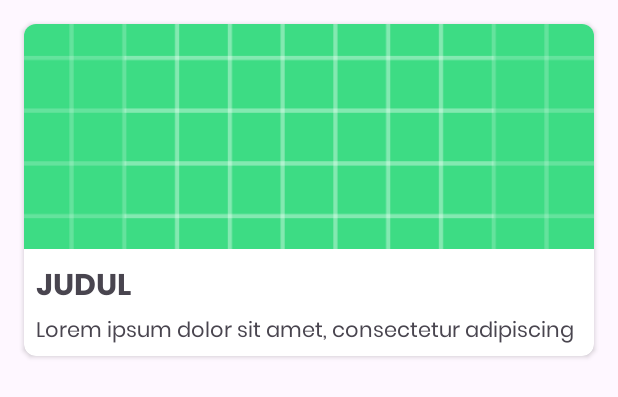
After one commit to Boy-Brahmanda03/Story-App, an Android app: the layout item_story_layout.xml on its own in the app's theme, with its tools: preview values and no code run, on a phone screen of 412 x 824 dp. The commit adds this screen. Shown: the top 397 px of the screen. Run offline under Robolectric (Android 15) with nearby library versions, the phone set to English and light mode, and no system bars; network calls fail.

Commit message:
Adding feature for list stories: 1. Creating Adapter 2. Creating response for stories, service 3. Main view model 4. changing some logic for better on the view model, the response is used for result

```diff
--- a/app/build.gradle.kts
+++ b/app/build.gradle.kts
@@ -52,6 +52,8 @@ dependencies {
 
     implementation("androidx.datastore:datastore-preferences:1.0.0")
 
+    implementation("com.github.bumptech.glide:glide:4.16.0")
+
     implementation("androidx.activity:activity-ktx:1.8.0")
     implementation("androidx.lifecycle:lifecycle-viewmodel-ktx:2.6.2")
     implementation("androidx.lifecycle:lifecycle-livedata-ktx:2.6.2")
--- a/app/src/main/java/com/example/storyapp/data/di/Injection.kt
+++ b/app/src/main/java/com/example/storyapp/data/di/Injection.kt
@@ -2,14 +2,14 @@ package com.example.storyapp.data.di
 
 import android.content.Context
 import com.example.storyapp.data.UserRepository
-import com.example.storyapp.data.pref.PreferencesDataStore
+import com.example.storyapp.data.pref.UserPreferences
 import com.example.storyapp.data.pref.dataStore
 import com.example.storyapp.data.remote.retrofit.ApiConfig
 
 object Injection {
     fun provideRepository(context: Context): UserRepository {
+        val pref = UserPreferences.getInstance(context.dataStore)
         val apiService = ApiConfig.getApiService()
-        val pref = PreferencesDataStore.getInstance(context.dataStore)
         return UserRepository.getInstance(apiService, pref)
     }
 }
--- a/app/src/main/java/com/example/storyapp/ui/login/LoginActivity.kt
+++ b/app/src/main/java/com/example/storyapp/ui/login/LoginActivity.kt
@@ -38,7 +38,8 @@ class LoginActivity : AppCompatActivity() {
                     is Result.Loading -> showLoading(true)
                     is Result.Success -> {
                         showLoading(false)
-                        showToast(result.data)
+                        loginViewModel.saveSession(result.data.loginResult)
+                        showToast(result.data.message)
                         showDialog()
                     }
                     is Result.Error -> {
@@ -72,6 +73,6 @@ class LoginActivity : AppCompatActivity() {
     }
 
     private fun showLoading(isLoading: Boolean) {
-        binding.progressBar3.visibility = if (isLoading) View.VISIBLE else View.GONE
+        binding.progressBar4.visibility = if (isLoading) View.VISIBLE else View.GONE
     }
 }
--- a/app/src/main/java/com/example/storyapp/ui/login/LoginViewModel.kt
+++ b/app/src/main/java/com/example/storyapp/ui/login/LoginViewModel.kt
@@ -16,9 +16,7 @@ class LoginViewModel(private val userRepository: UserRepository): ViewModel() {
         emit(Result.Loading)
         try {
             val successResponse = userRepository.loginUser(email, password)
-            val user = successResponse.loginResult
-            saveSession(user)
-            emit(Result.Success(successResponse.message))
+            emit(Result.Success(successResponse))
         } catch (e : HttpException){
             val jsonInString = e.response()?.errorBody()?.string()
             val errorBody = Gson().fromJson(jsonInString, LoginResponse::class.java)
@@ -27,7 +25,7 @@ class LoginViewModel(private val userRepository: UserRepository): ViewModel() {
         }
     }
 
-    private fun saveSession(user: LoginResult){
+    fun saveSession(user: LoginResult){
         viewModelScope.launch {
             userRepository.saveSessionUser(user)
         }
--- /dev/null
+++ b/app/src/main/res/layout/item_story_layout.xml
@@ -0,0 +1,55 @@
+<?xml version="1.0" encoding="utf-8"?>
+<androidx.cardview.widget.CardView xmlns:android="http://schemas.android.com/apk/res/android"
+    xmlns:app="http://schemas.android.com/apk/res-auto"
+    android:layout_width="match_parent"
+    android:layout_height="wrap_content"
+    android:layout_margin="16dp"
+    app:cardCornerRadius="8dp">
+
+    <androidx.constraintlayout.widget.ConstraintLayout
+        android:layout_width="match_parent"
+        android:layout_height="wrap_content">
+
+        <ImageView
+            android:id="@+id/iv_picture"
+            android:layout_width="0dp"
+            android:layout_height="150dp"
+            android:scaleType="centerCrop"
+            android:adjustViewBounds="true"
+            android:src="@drawable/ic_launcher_background"
+            app:layout_constraintEnd_toEndOf="parent"
+            app:layout_constraintStart_toStartOf="parent"
+            app:layout_constraintTop_toTopOf="parent"
+            app:layout_constraintBottom_toTopOf="@id/tv_title"/>
+
+        <TextView
+            android:id="@+id/tv_title"
+            android:layout_width="0dp"
+            android:layout_height="wrap_content"
+            android:layout_marginStart="8dp"
+            android:layout_marginTop="8dp"
+            android:layout_marginEnd="8dp"
+            android:fontFamily="@font/poppins_bold"
+            android:text="JUDUL"
+            android:textSize="20sp"
+            app:layout_constraintEnd_toEndOf="parent"
+            app:layout_constraintStart_toStartOf="parent"
+            app:layout_constraintTop_toBottomOf="@+id/iv_picture" />
+
+        <TextView
+            android:id="@+id/tv_description"
+            android:layout_width="0dp"
+            android:layout_height="20dp"
+            android:layout_marginBottom="8dp"
+            android:fontFamily="@font/poppins"
+            android:text="Lorem ipsum dolor sit amet, consectetur adipiscing elit, sed do eiusmod tempor incididunt ut labore et dolore magna aliqua. Ut enim ad minim veniam, quis nostrud exercitation ullamco laboris nisi ut aliquip ex ea commodo consequat. Duis aute irure dolor in reprehenderit in voluptate velit esse cillum dolore eu fugiat nulla pariatur. Excepteur sint occaecat cupidatat non proident, sunt in culpa qui officia deserunt mollit anim id est laborum"
+            app:layout_constraintBottom_toBottomOf="parent"
+            app:layout_constraintEnd_toEndOf="@id/tv_title"
+            app:layout_constraintStart_toStartOf="@+id/tv_title"
+            app:layout_constraintTop_toBottomOf="@+id/tv_title" />
+
+
+    </androidx.constraintlayout.widget.ConstraintLayout>
+
+
+</androidx.cardview.widget.CardView>
```
Also changed, not shown: app/src/main/java/com/example/storyapp/data/UserRepository.kt (+7 -3 lines), app/src/main/java/com/example/storyapp/data/pref/UserPreferences.kt (renamed from app/src/main/java/com/example/storyapp/data/pref/PreferencesDataStore.kt, +4 -4 lines), app/src/main/java/com/example/storyapp/data/remote/response/StoriesResponse.kt (added, +40 -0 lines), app/src/main/java/com/example/storyapp/data/remote/retrofit/ApiService.kt (+8 -0 lines), app/src/main/java/com/example/storyapp/ui/adapter/StoriesAdapter.kt (added, +53 -0 lines), app/src/main/java/com/example/storyapp/ui/main/MainActivity.kt (+46 -4 lines), app/src/main/java/com/example/storyapp/ui/main/MainViewModel.kt (+18 -0 lines), app/src/main/res/layout/activity_login.xml (+7 -5 lines), app/src/main/res/layout/activity_main.xml (+14 -9 lines).
